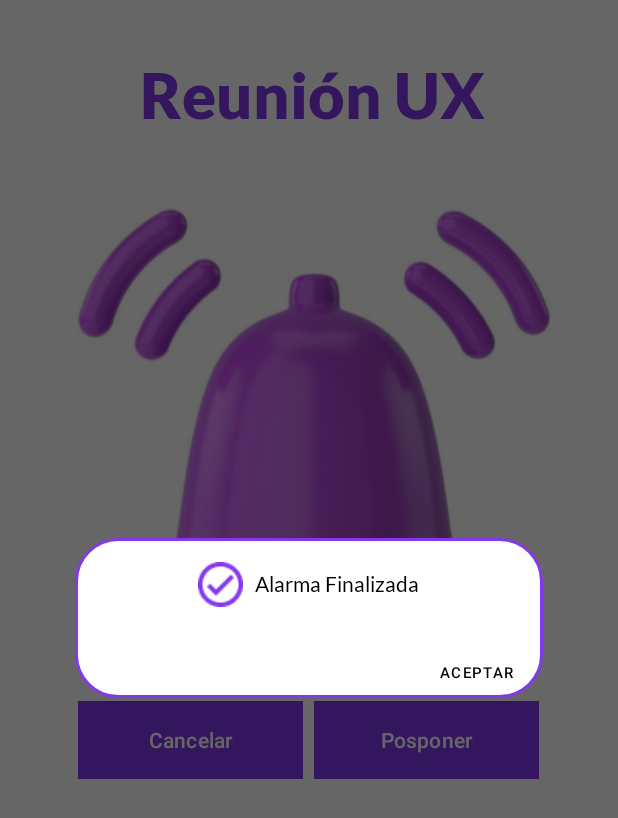
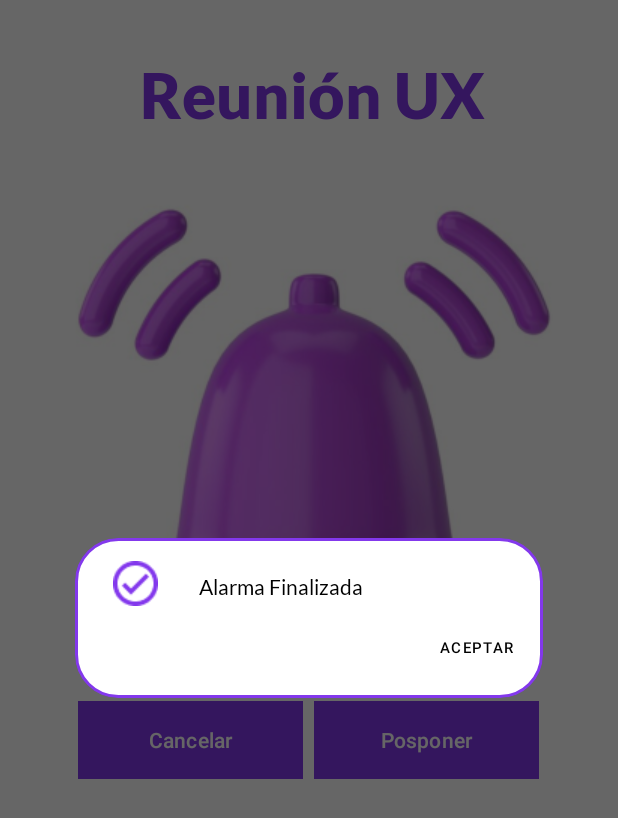
Before and after one commit to jvillada97/CoAlarm-UXUI, an Android app: the alert screen opened directly, with no data from a screen before it, after a tap on "Cancelar", on a phone screen of 412 x 824 dp. Shown: the top 818 px of the screen. Run offline under Robolectric (Android 15) with nearby library versions, the light colour scheme and no system bars.

Commit message:
Se ajusta crear alarma

```diff
--- a/mobile/Co_Alarm/app/src/main/res/layout/dialog_title_text.xml
+++ b/mobile/Co_Alarm/app/src/main/res/layout/dialog_title_text.xml
@@ -2,16 +2,15 @@
 <LinearLayout xmlns:android="http://schemas.android.com/apk/res/android"
     android:layout_width="match_parent"
     android:layout_height="wrap_content"
-    android:orientation="horizontal"
-    android:gravity="center"
-    android:padding="16dp">
+    android:orientation="horizontal">
 
     <ImageView
         android:id="@+id/dialogIcon"
         android:layout_width="wrap_content"
         android:layout_height="wrap_content"
         android:src="@drawable/ic_check"
-        android:layout_marginEnd="8dp" />
+        android:layout_marginStart="25dp"
+        android:layout_marginTop="15dp" />
 
     <TextView
         android:id="@+id/customTitle"
@@ -21,5 +20,7 @@
         android:textSize="14sp"
         android:textStyle="normal"
         android:textColor="@color/black"
+        android:layout_marginStart="27dp"
+        android:layout_marginTop="24dp"
         android:text="" />
 </LinearLayout>
```
Also changed, not shown: mobile/Co_Alarm/app/src/main/java/com/example/co_alarm/create_alarm.kt (+62 -9 lines), mobile/Co_Alarm/app/src/main/res/layout/create_alarm.xml (+35 -34 lines).
